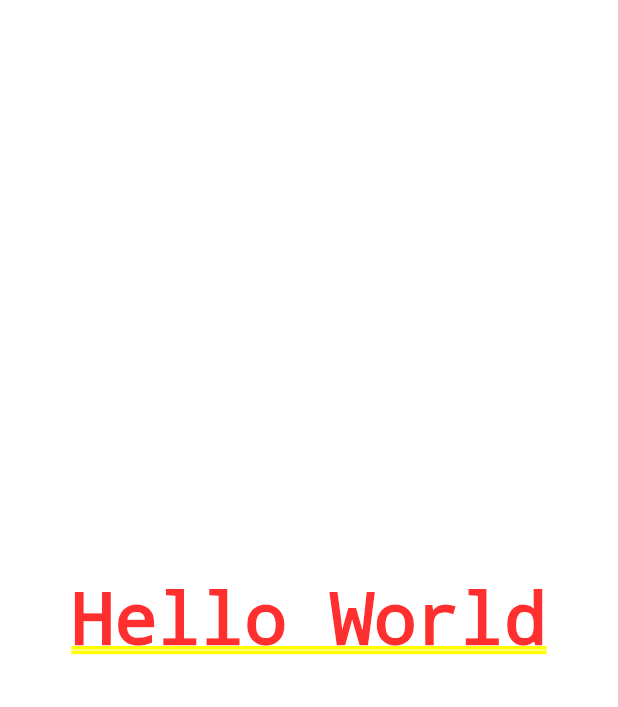
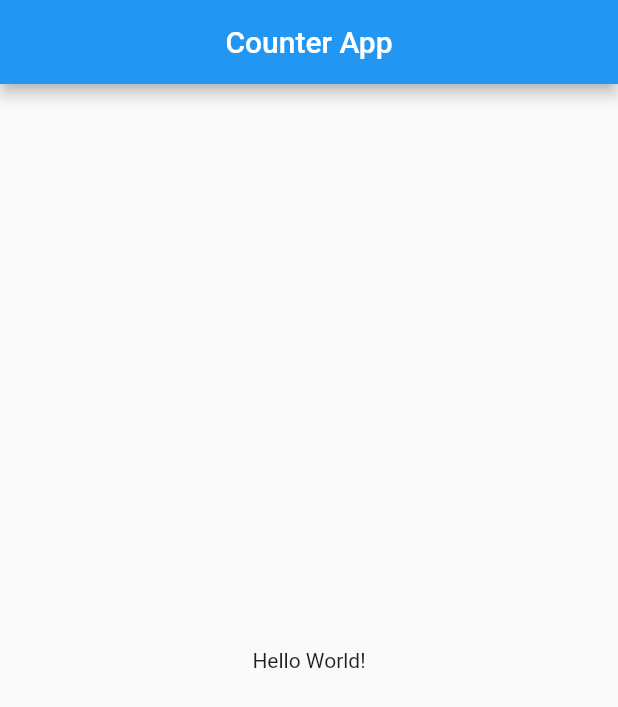
Before and after one commit to sergirusi/Flutter-Udemy, a Flutter app: the screen it shows after launch, on a phone screen of 412 x 824 dp. Shown: the top 707 px of the screen. Run offline on Flutter 3.47's test engine with Material 2 defaults, Android fonts, the phone set to English and light mode, and no system bars.

Commit message:
(feat): added scaffold widget

```diff
--- a/counter/lib/src/app.dart
+++ b/counter/lib/src/app.dart
@@ -1,8 +1,9 @@
+import 'package:counter/src/pages/home_page.dart';
 import 'package:flutter/material.dart';
 
 class MyApp extends StatelessWidget {
   @override
   Widget build(BuildContext context) {
-    return MaterialApp(home: Center(child: Text('Hello World')));
+    return MaterialApp(home: Center(child: HomePage()));
   }
 }
--- /dev/null
+++ b/counter/lib/src/pages/home_page.dart
@@ -0,0 +1,18 @@
+import 'package:flutter/material.dart';
+
+class HomePage extends StatelessWidget {
+
+
+  @override
+  Widget build(BuildContext context) {
+    return Scaffold(
+      appBar: AppBar(
+        title: Text('Counter App'),
+        centerTitle: true,
+      ),
+      body: Center(child: Text('Hello World!'),)
+    );
+  }
+
+
+}
```
Also changed, not shown: 1 other file.
